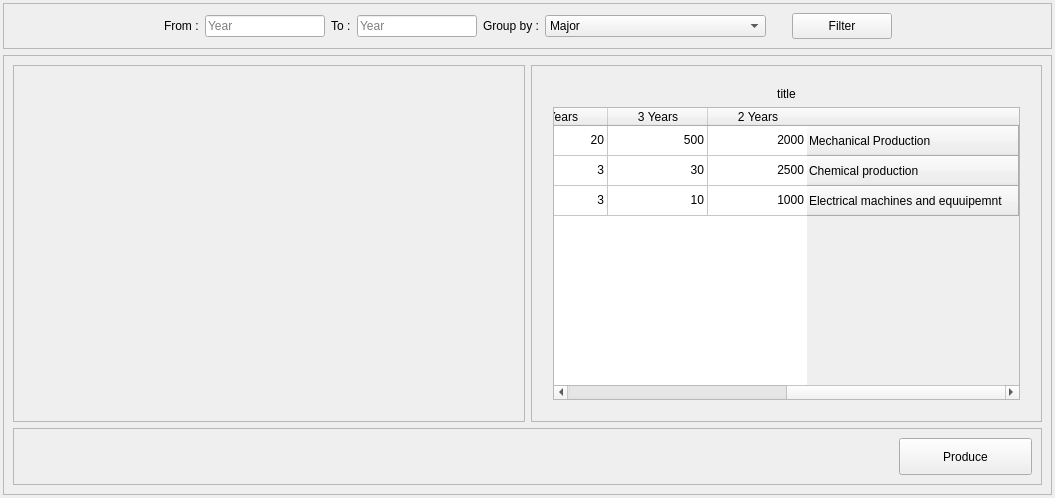
The window that source/ui/r6.ui (YassineBaghdadi/Students-Report) describes before a commit, drawn with Qt 5.
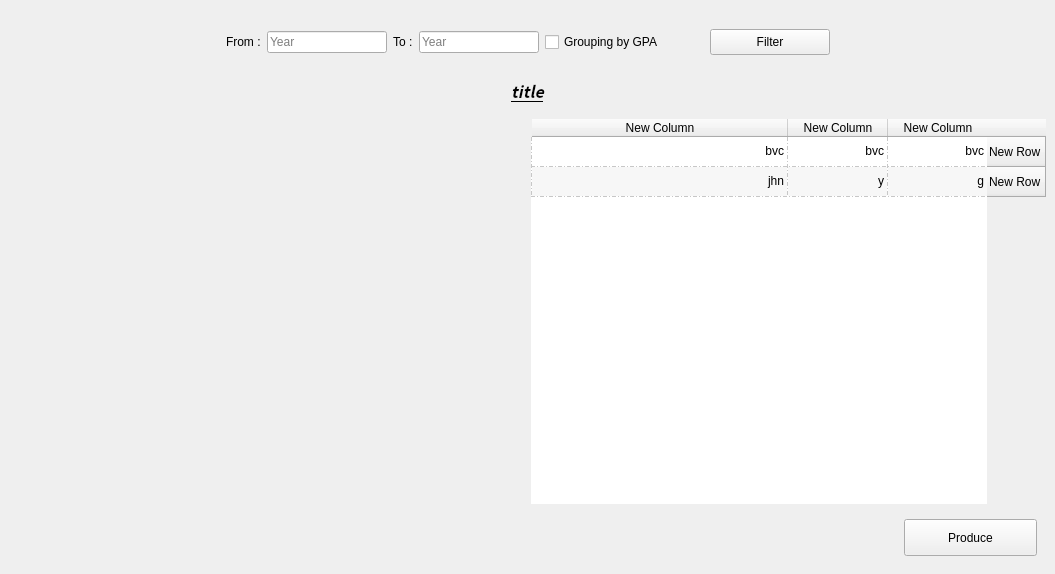
The same window after the commit.

Commit message: the lang adapter left

What changed in the file:
```diff
--- a/source/ui/r6.ui
+++ b/source/ui/r6.ui
@@ -7,25 +7,41 @@
     <x>0</x>
     <y>0</y>
     <width>1055</width>
-    <height>498</height>
+    <height>574</height>
    </rect>
   </property>
   <property name="windowTitle">
    <string>Form</string>
   </property>
+  <property name="layoutDirection">
+   <enum>Qt::LeftToRight</enum>
+  </property>
+  <property name="styleSheet">
+   <string notr="true">QFrame{border:0px;}</string>
+  </property>
   <layout class="QVBoxLayout" name="verticalLayout_2">
    <property name="leftMargin">
-    <number>3</number>
+    <number>0</number>
    </property>
    <property name="topMargin">
-    <number>3</number>
+    <number>0</number>
    </property>
    <property name="rightMargin">
-    <number>3</number>
+    <number>0</number>
    </property>
    <property name="bottomMargin">
-    <number>3</number>
+    <number>0</number>
    </property>
+   <item>
+    <widget class="QLabel" name="err">
+     <property name="text">
+      <string/>
+     </property>
+     <property name="alignment">
+      <set>Qt::AlignCenter</set>
+     </property>
+    </widget>
+   </item>
    <item>
     <widget class="QFrame" name="frame">
      <property name="maximumSize">
@@ -34,6 +50,9 @@
        <height>63</height>
       </size>
      </property>
+     <property name="styleSheet">
+      <string notr="true">QFrame{border:0px;}</string>
+     </property>
      <property name="frameShape">
       <enum>QFrame::StyledPanel</enum>
      </property>
@@ -68,7 +87,7 @@
        </widget>
       </item>
       <item>
-       <widget class="QLineEdit" name="lineEdit">
+       <widget class="QLineEdit" name="from_txt">
         <property name="maximumSize">
          <size>
           <width>120</width>
@@ -78,6 +97,9 @@
         <property name="placeholderText">
          <string>Year</string>
         </property>
+        <property name="clearButtonEnabled">
+         <bool>true</bool>
+        </property>
        </widget>
       </item>
       <item>
@@ -94,7 +116,7 @@
        </widget>
       </item>
       <item>
-       <widget class="QLineEdit" name="lineEdit_2">
+       <widget class="QLineEdit" name="to_txt">
         <property name="maximumSize">
          <size>
           <width>120</width>
@@ -104,54 +126,36 @@
         <property name="placeholderText">
          <string>Year</string>
         </property>
+        <property name="clearButtonEnabled">
+         <bool>true</bool>
+        </property>
        </widget>
       </item>
       <item>
-       <widget class="QLabel" name="label">
-        <property name="maximumSize">
-         <size>
-          <width>100</width>
-          <height>16777215</height>
-         </size>
-        </property>
+       <widget class="QCheckBox" name="checkBox">
         <property name="text">
-         <string>Group by :</string>
+         <string>Grouping by GPA</string>
         </property>
        </widget>
       </item>
       <item>
-       <widget class="QComboBox" name="comboBox">
-        <property name="minimumSize">
-         <size>
-          <width>221</width>
-          <height>0</height>
-         </size>
+       <spacer name="horizontalSpacer_4">
+        <property name="orientation">
+         <enum>Qt::Horizontal</enum>
         </property>
-        <property name="maximumSize">
+        <property name="sizeType">
+         <enum>QSizePolicy::Preferred</enum>
+        </property>
+        <property name="sizeHint" stdset="0">
          <size>
-          <width>240</width>
-          <height>16777215</height>
+          <width>40</width>
+          <height>20</height>
          </size>
         </property>
-        <item>
-         <property name="text">
-          <string>Major</string>
-         </property>
+       </spacer>
         </item>
         <item>
-         <property name="text">
-          <string>Department</string>
-         </property>
-        </item>
-        <item>
-         <property name="text">
-          <string>College</string>
-         </property>
-        </item>
-       </widget>
-      </item>
-      <item>
-       <widget class="QPushButton" name="pushButton_2">
+       <widget class="QPushButton" name="filter">
         <property name="minimumSize">
          <size>
           <width>120</width>
@@ -159,7 +163,7 @@
          </size>
         </property>
         <property name="styleSheet">
-         <string notr="true">margin-left:20px;</string>
+         <string notr="true"/>
         </property>
         <property name="text">
          <string>Filter</string>
@@ -183,6 +187,35 @@
     </widget>
    </item>
    <item>
+    <widget class="QFrame" name="frame_6">
+     <property name="minimumSize">
+      <size>
+       <width>0</width>
+       <height>55</height>
+      </size>
+     </property>
+     <property name="frameShape">
+      <enum>QFrame::StyledPanel</enum>
+     </property>
+     <property name="frameShadow">
+      <enum>QFrame::Raised</enum>
+     </property>
+     <layout class="QVBoxLayout" name="verticalLayout_6">
+      <property name="leftMargin">
+       <number>0</number>
+      </property>
+      <property name="topMargin">
+       <number>0</number>
+      </property>
+      <property name="rightMargin">
+       <number>0</number>
+      </property>
+      <property name="bottomMargin">
+       <number>0</number>
+      </property>
+      <item>
+       <layout class="QVBoxLayout" name="verticalLayout_3">
+        <item>
     <widget class="QFrame" name="frame_2">
      <property name="frameShape">
       <enum>QFrame::StyledPanel</enum>
@@ -191,6 +224,26 @@
       <enum>QFrame::Raised</enum>
      </property>
      <layout class="QVBoxLayout" name="verticalLayout">
+           <item>
+            <widget class="QLabel" name="title_">
+             <property name="font">
+              <font>
+               <family>Noto Sans CJK SC</family>
+               <pointsize>12</pointsize>
+               <weight>75</weight>
+               <italic>true</italic>
+               <bold>true</bold>
+               <underline>true</underline>
+              </font>
+             </property>
+             <property name="text">
+              <string>title</string>
+             </property>
+             <property name="alignment">
+              <set>Qt::AlignCenter</set>
+             </property>
+            </widget>
+           </item>
       <item>
        <layout class="QHBoxLayout" name="horizontalLayout_2" stretch="1,1">
         <item>
@@ -202,6 +255,18 @@
            <enum>QFrame::Raised</enum>
           </property>
           <layout class="QVBoxLayout" name="verticalLayout_7">
+                <property name="leftMargin">
+                 <number>0</number>
+                </property>
+                <property name="topMargin">
+                 <number>0</number>
+                </property>
+                <property name="rightMargin">
+                 <number>0</number>
+                </property>
+                <property name="bottomMargin">
+                 <number>0</number>
+                </property>
            <item>
             <layout class="QVBoxLayout" name="graph_layout"/>
            </item>
@@ -218,27 +283,17 @@
           </property>
           <layout class="QVBoxLayout" name="verticalLayout_5">
            <property name="leftMargin">
-            <number>21</number>
+                 <number>0</number>
            </property>
            <property name="topMargin">
-            <number>21</number>
+                 <number>10</number>
            </property>
            <property name="rightMargin">
-            <number>21</number>
+                 <number>0</number>
            </property>
            <property name="bottomMargin">
-            <number>21</number>
-           </property>
-           <item>
-            <widget class="QLabel" name="table_title">
-             <property name="text">
-              <string>title</string>
-             </property>
-             <property name="alignment">
-              <set>Qt::AlignCenter</set>
-             </property>
-            </widget>
-           </item>
+                 <number>0</number>
+                </property>
            <item>
             <layout class="QVBoxLayout" name="verticalLayout_4">
              <item>
@@ -246,99 +301,125 @@
                <property name="layoutDirection">
                 <enum>Qt::RightToLeft</enum>
                </property>
-               <row>
-                <property name="text">
-                 <string>Mechanical Production</string>
-                </property>
-               </row>
+                    <property name="frameShape">
+                     <enum>QFrame::StyledPanel</enum>
+                    </property>
+                    <property name="frameShadow">
+                     <enum>QFrame::Sunken</enum>
+                    </property>
+                    <property name="sizeAdjustPolicy">
+                     <enum>QAbstractScrollArea::AdjustToContents</enum>
+                    </property>
+                    <property name="autoScrollMargin">
+                     <number>2</number>
+                    </property>
+                    <property name="editTriggers">
+                     <set>QAbstractItemView::NoEditTriggers</set>
+                    </property>
+                    <property name="dragEnabled">
+                     <bool>true</bool>
+                    </property>
+                    <property name="alternatingRowColors">
+                     <bool>true</bool>
+                    </property>
+                    <property name="selectionMode">
+                     <enum>QAbstractItemView::NoSelection</enum>
+                    </property>
+                    <property name="selectionBehavior">
+                     <enum>QAbstractItemView::SelectRows</enum>
+                    </property>
+                    <property name="textElideMode">
+                     <enum>Qt::ElideLeft</enum>
+                    </property>
+                    <property name="verticalScrollMode">
+                     <enum>QAbstractItemView::ScrollPerPixel</enum>
+                    </property>
+                    <property name="horizontalScrollMode">
+                     <enum>QAbstractItemView::ScrollPerPixel</enum>
+                    </property>
+                    <property name="showGrid">
+                     <bool>true</bool>
+                    </property>
+                    <property name="gridStyle">
+                     <enum>Qt::DashDotLine</enum>
+                    </property>
+                    <property name="sortingEnabled">
+                     <bool>true</bool>
+                    </property>
+                    <property name="cornerButtonEnabled">
+                     <bool>true</bool>
+                    </property>
+                    <property name="rowCount">
+                     <number>2</number>
+                    </property>
+                    <property name="columnCount">
+                     <number>3</number>
+                    </property>
+                    <attribute name="horizontalHeaderVisible">
+                     <bool>true</bool>
+                    </attribute>
+                    <attribute name="horizontalHeaderCascadingSectionResizes">
+                     <bool>true</bool>
+                    </attribute>
+                    <attribute name="horizontalHeaderStretchLastSection">
+                     <bool>true</bool>
+                    </attribute>
+                    <attribute name="verticalHeaderVisible">
+                     <bool>true</bool>
+                    </attribute>
                <row>
                 <property name="text">
-                 <string>Chemical production</string>
+                      <string>New Row</string>
                 </property>
                </row>
                <row>
                 <property name="text">
-                 <string>Electrical machines and equuipemnt</string>
+                      <string>New Row</string>
                 </property>
                </row>
                <column>
                 <property name="text">
-                 <string>2 Years</string>
+                      <string>New Column</string>
                 </property>
                </column>
                <column>
                 <property name="text">
-                 <string>3 Years</string>
+                      <string>New Column</string>
                 </property>
                </column>
                <column>
                 <property name="text">
-                 <string>4 Years</string>
-                </property>
-               </column>
-               <column>
-                <property name="text">
-                 <string>5 Years or more</string>
+                      <string>New Column</string>
                 </property>
                </column>
                <item row="0" column="0">
                 <property name="text">
-                 <string>2000</string>
+                      <string>bvc</string>
                 </property>
                </item>
                <item row="0" column="1">
                 <property name="text">
-                 <string>500</string>
+                      <string>bvc</string>
                 </property>
                </item>
                <item row="0" column="2">
                 <property name="text">
-                 <string>20</string>
-                </property>
-               </item>
-               <item row="0" column="3">
-                <property name="text">
-                 <string>10</string>
+                      <string>bvc</string>
                 </property>
                </item>
                <item row="1" column="0">
                 <property name="text">
-                 <string>2500</string>
+                      <string>g</string>
                 </property>
                </item>
                <item row="1" column="1">
                 <property name="text">
-                 <string>30</string>
+                      <string>y</string>
                 </property>
                </item>
                <item row="1" column="2">
                 <property name="text">
-                 <string>3</string>
-                </property>
-               </item>
-               <item row="1" column="3">
-                <property name="text">
-                 <string>6</string>
-                </property>
-               </item>
-               <item row="2" column="0">
-                <property name="text">
-                 <string>1000</string>
-                </property>
-               </item>
-               <item row="2" column="1">
-                <property name="text">
-                 <string>10</string>
-                </property>
-               </item>
-               <item row="2" column="2">
-                <property name="text">
-                 <string>3</string>
-                </property>
-               </item>
-               <item row="2" column="3">
-                <property name="text">
-                 <string>0</string>
+                      <string>jhn</string>
                 </property>
                </item>
               </widget>
@@ -381,7 +462,7 @@
             </spacer>
            </item>
            <item>
-            <widget class="QPushButton" name="pushButton">
+                 <widget class="QPushButton" name="produce">
              <property name="minimumSize">
               <size>
                <width>133</width>
@@ -397,6 +478,11 @@
          </item>
         </layout>
        </widget>
+           </item>
+          </layout>
+         </widget>
+        </item>
+       </layout>
       </item>
      </layout>
     </widget>
```
Lines whose indentation alone changed are shown as unchanged. The commit also changes 8 other files.
